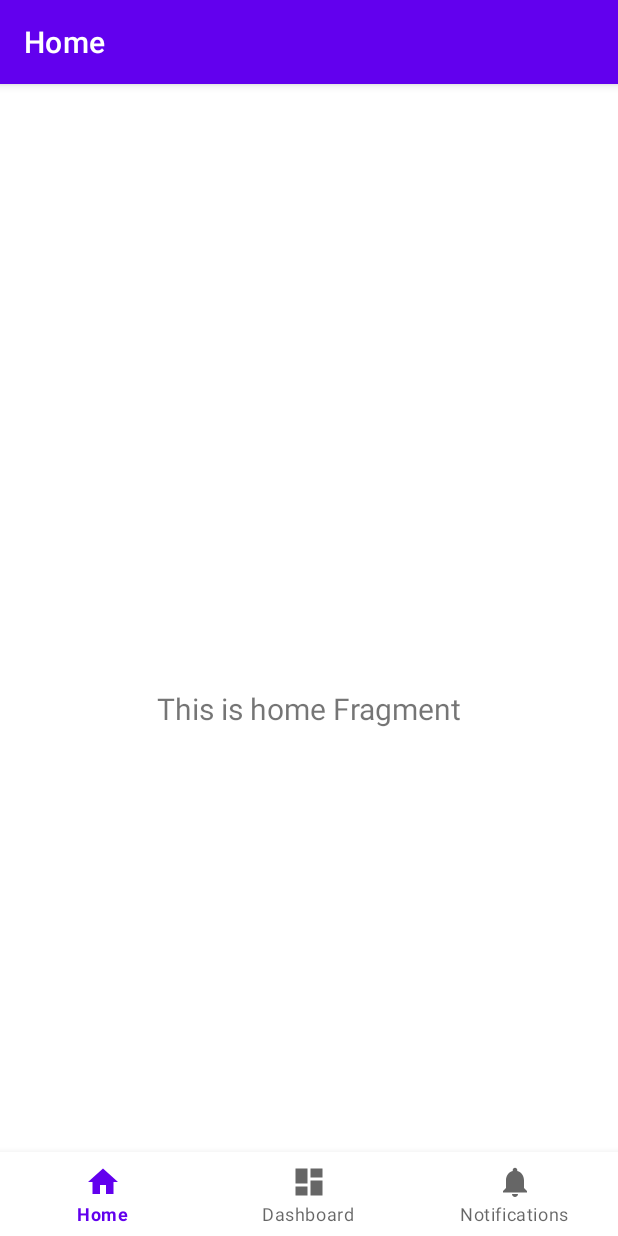
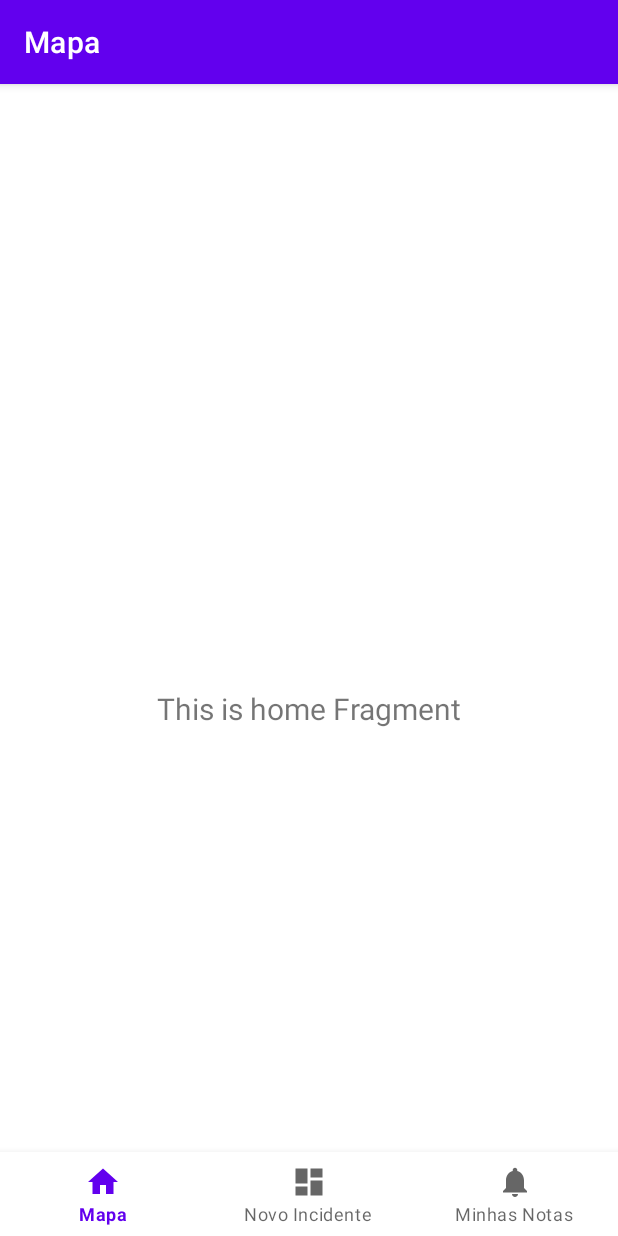
Before and after one commit to rafaelpereira97/Comp.Movel, an Android app: the MainActivity screen opened directly, with no data from a screen before it, on a phone screen of 412 x 824 dp. Run offline under Robolectric (Android 15) with nearby library versions, the phone set to English and light mode, and no system bars; our stand-ins replace navigation-ui.

Commit message:
Trocar nome icons do bottom menu

```diff
--- a/app/src/main/res/values/strings.xml
+++ b/app/src/main/res/values/strings.xml
@@ -1,8 +1,8 @@
 <resources>
     <string name="app_name">Comp.Movel</string>
-    <string name="title_home">Home</string>
-    <string name="title_dashboard">Dashboard</string>
-    <string name="title_notifications">Notifications</string>
+    <string name="title_home">Mapa</string>
+    <string name="title_dashboard">Novo Incidente</string>
+    <string name="title_notifications">Minhas Notas</string>
     <string name="title_activity_login">LoginActivity</string>
     <!-- Strings used for fragments for navigation -->
     <string name="first_fragment_label">First Fragment</string>
```
